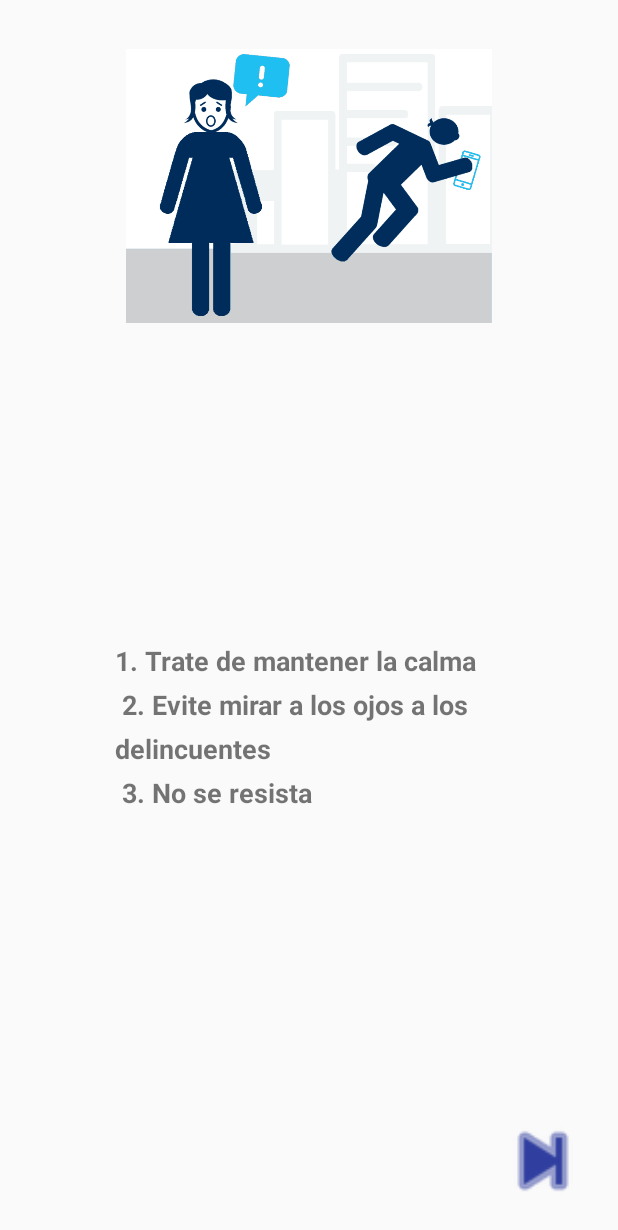
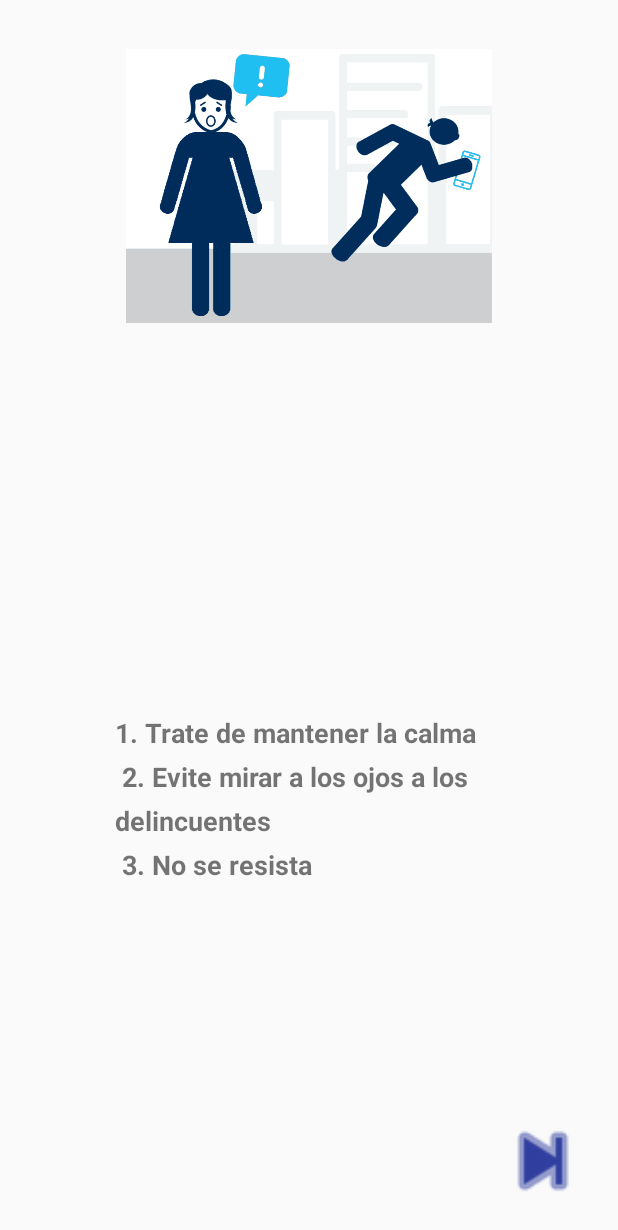
Before and after one commit to erikhermilo/Cynomys, an Android app: the layout activity_asalto1.xml on its own in the app's theme, with its tools: preview values and no code run, on a phone screen of 412 x 824 dp. Shown: the top 1230 px of the screen. Run offline under Robolectric (Android 15) with nearby library versions, the phone set to English and light mode, and no system bars.

Commit message:
Guias Prevencion 2.0

```diff
--- a/app/src/main/java/com/cynomex/cynomys/cynomys/Robo2.java
+++ b/app/src/main/java/com/cynomex/cynomys/cynomys/Robo2.java
@@ -26,6 +26,6 @@ public class Robo2 extends AppCompatActivity {
     @Override
     public void finish(){
         super.finish();
-        overridePendingTransition(R.anim.slide_in_left, R.anim.slide_in_right);
+        overridePendingTransition(R.anim.slide_in_left, R.anim.slide_out_right);
     }
 }
--- a/app/src/main/res/layout/activity_asalto1.xml
+++ b/app/src/main/res/layout/activity_asalto1.xml
@@ -13,7 +13,7 @@
         android:layout_marginStart="8dp"
         android:layout_marginTop="8dp"
         android:layout_marginEnd="1dp"
-        android:layout_marginBottom="104dp"
+        android:layout_marginBottom="8dp"
         android:lineSpacingExtra="8sp"
         android:textAlignment="textStart"
         android:textSize="18sp"
```
